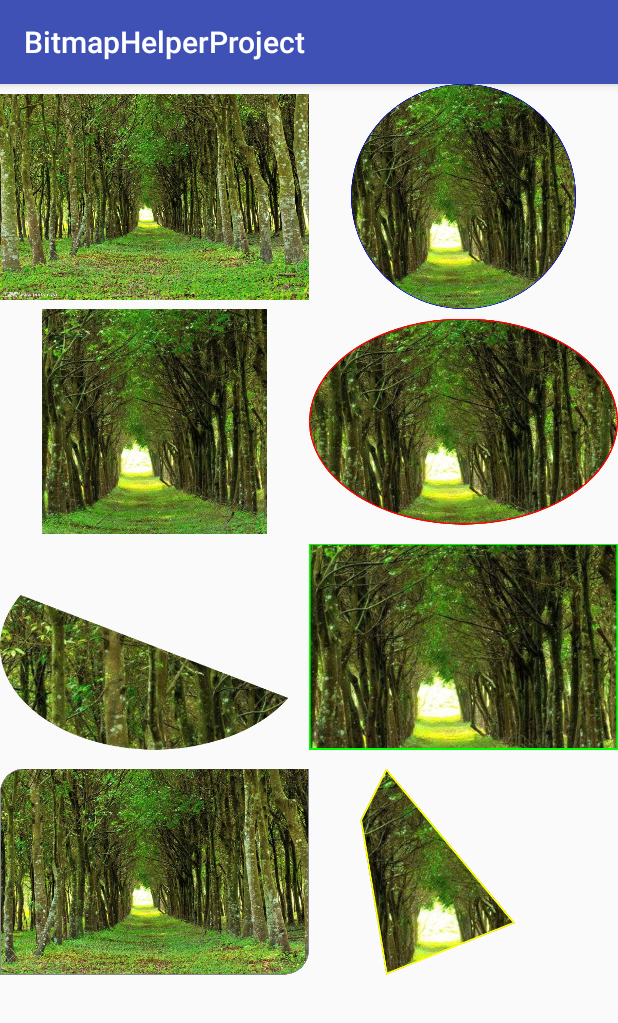
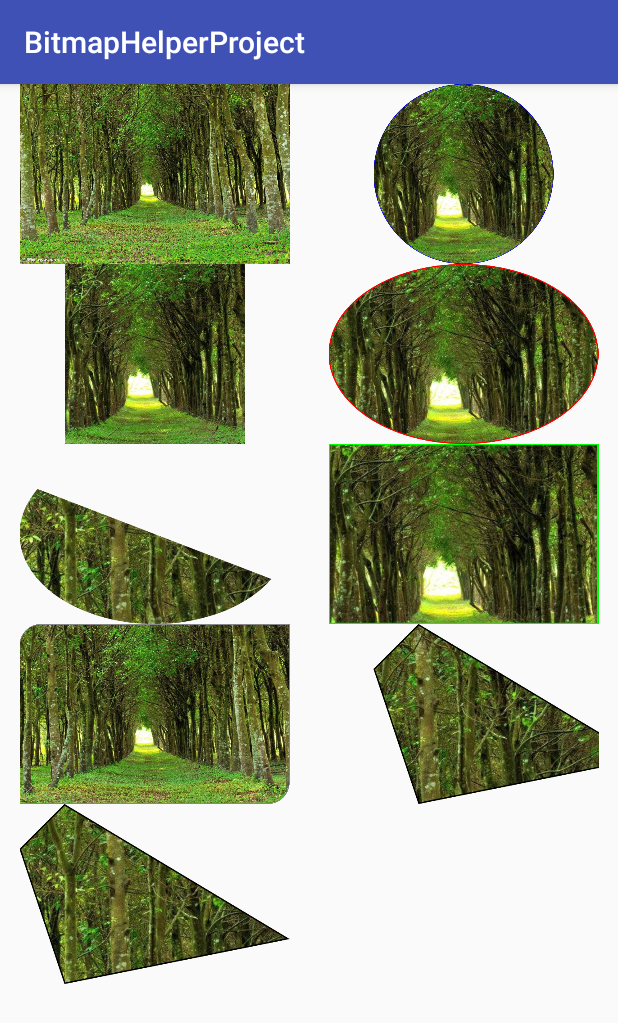
Before and after one commit to MingYueChunQiu/BitmapHelper, an Android app: the screen it shows after launch (MainActivity), on a phone screen of 412 x 824 dp. Shown: the top 1023 px of the screen. Run offline under Robolectric (Android 15) with nearby library versions, the phone set to English and light mode, and no system bars.

Commit message:
优化path裁剪显示

```diff
--- a/app/src/main/java/com/zhuolong/bitmaphelperproject/MainActivity.java
+++ b/app/src/main/java/com/zhuolong/bitmaphelperproject/MainActivity.java
@@ -46,13 +46,14 @@ public class MainActivity extends AppCompatActivity {
         list.add(helper.getBitmapRoundRectShapeImpl().clipRoundRectShapeInCenter(bitmap,
                 new float[]{100, 100, 0, 0, 100, 100, 0, 0}, 0.7f, option));
         Path path = new Path();
-        path.moveTo(150, 0);
-        path.lineTo(400, 300);
-        path.lineTo(150, 400);
+        path.moveTo(200, 0);
+        path.lineTo(700, 300);
+        path.lineTo(200, 400);
         path.lineTo(100, 100);
         path.close();
-        option.setStrokeColor(Color.YELLOW);
-        list.add(helper.getBitmapPathShapeImpl().clipPathShapeInCenter(bitmap, path, rect, option));
+        option.setStrokeColor(Color.BLACK);
+        list.add(helper.getBitmapPathShapeImpl().clipPathShape(bitmap, path, rect, false, option));
+        list.add(helper.getBitmapPathShapeImpl().clipPathShape(bitmap, path, rect, true, option));
         rvBitmaps.setAdapter(new BitmapRvAdapter(this, list));
     }
 }
--- a/app/src/main/res/layout/rv_bitmap_item.xml
+++ b/app/src/main/res/layout/rv_bitmap_item.xml
@@ -1,7 +1,7 @@
 <?xml version="1.0" encoding="utf-8"?>
 <android.support.constraint.ConstraintLayout xmlns:android="http://schemas.android.com/apk/res/android"
     android:layout_width="wrap_content"
-    android:layout_height="150dp">
+    android:layout_height="120dp">
 
     <android.support.v7.widget.AppCompatImageView
         android:id="@+id/iv_bitmap"
--- a/bitmaphelper/src/main/java/com/zhuolong/bitmaphelper/shape/path/BitmapPathShape.java
+++ b/bitmaphelper/src/main/java/com/zhuolong/bitmaphelper/shape/path/BitmapPathShape.java
@@ -5,6 +5,9 @@ import android.graphics.Canvas;
 import android.graphics.Paint;
 import android.graphics.Path;
 import android.graphics.Rect;
+import android.graphics.RectF;
+import android.util.Log;
+
 import com.zhuolong.bitmaphelper.shape.BitmapShapeOption;
 import com.zhuolong.bitmaphelper.util.BitmapUtils;
 
@@ -21,25 +24,28 @@ import com.zhuolong.bitmaphelper.util.BitmapUtils;
 public class BitmapPathShape implements BitmapPathShapeable {
 
     @Override
-    public Bitmap clipPathShapeInCenter(Bitmap srcBp, Path path, Rect rect, BitmapShapeOption option) {
-        return clipPathShape(srcBp, path, rect, true, option);
+    public Bitmap clipPathShapeInCenter(Bitmap srcBp, Path path, boolean isOffset, BitmapShapeOption option) {
+        return clipPathShape(srcBp, path, null, true, isOffset, option);
     }
 
     @Override
-    public Bitmap clipPathShape(Bitmap srcBp, Path path, Rect rect, BitmapShapeOption option) {
-        return clipPathShape(srcBp, path, rect, false, option);
+    public Bitmap clipPathShape(Bitmap srcBp, Path path, Rect rect, boolean isOffset, BitmapShapeOption option) {
+        return clipPathShape(srcBp, path, rect, false, isOffset, option);
     }
 
     /**
      * 裁剪任意路径图片
      *
      * @param srcBp      源图片
-     * @param path       裁剪的任意路径
+     * @param path       裁剪的任意路径（路径中最好X轴和Y轴有点在0处，否则显示path包裹的矩形时，path会偏移处矩形）
      * @param rect       任意路径所在矩形
      * @param isInCenter 是否是处于源图片中央
+     * @param isOffset   是否让path偏移，保证在包裹path的显示矩形里
+     * @param option     额外选项
      * @return 返回裁剪好的图片
      */
-    private Bitmap clipPathShape(Bitmap srcBp, Path path, Rect rect, boolean isInCenter, BitmapShapeOption option) {
+    private Bitmap clipPathShape(Bitmap srcBp, Path path, Rect rect, boolean isInCenter,
+                                 boolean isOffset, BitmapShapeOption option) {
         if (srcBp == null) {
             return null;
         }
@@ -47,9 +53,14 @@ public class BitmapPathShape implements BitmapPathShapeable {
         int height = srcBp.getHeight();
         int wideLength = width;
         int highLength = width;
-        if (rect != null) {
-            wideLength = rect.width();
-            highLength = rect.height();
+        if (path != null) {
+            RectF rectF = new RectF();
+            path.computeBounds(rectF, true);
+            wideLength = (int) rectF.width();
+            highLength = (int) rectF.height();
+            if (isOffset) {
+                path.offset(-rectF.left, -rectF.top);
+            }
         }
         Bitmap destBp = Bitmap.createBitmap(wideLength, highLength, Bitmap.Config.ARGB_8888);
         Canvas canvas = new Canvas(destBp);
--- a/bitmaphelper/src/main/java/com/zhuolong/bitmaphelper/shape/path/BitmapPathShapeable.java
+++ b/bitmaphelper/src/main/java/com/zhuolong/bitmaphelper/shape/path/BitmapPathShapeable.java
@@ -20,22 +20,23 @@ public interface BitmapPathShapeable {
     /**
      * 裁剪任意路径图片，以源图片中心点为裁剪图片中点
      *
-     * @param srcBp  源图片
-     * @param path   裁剪的任意路径
-     * @param rect   裁剪图形所在矩形
-     * @param option 额外选项
+     * @param srcBp    源图片
+     * @param path     裁剪的任意路径
+     * @param isOffset 是否让path偏移，保证在包裹path的显示矩形里
+     * @param option   额外选项
      * @return 返回裁剪好的图片
      */
-    Bitmap clipPathShapeInCenter(Bitmap srcBp, Path path, Rect rect, BitmapShapeOption option);
+    Bitmap clipPathShapeInCenter(Bitmap srcBp, Path path, boolean isOffset, BitmapShapeOption option);
 
     /**
      * 裁剪任意路径图片
      *
-     * @param srcBp  源图片
-     * @param path   裁剪的任意路径
-     * @param rect   裁剪图形所在矩形
-     * @param option 额外选项
+     * @param srcBp    源图片
+     * @param path     裁剪的任意路径
+     * @param rect     裁剪图形所在矩形
+     * @param isOffset 是否让path偏移，保证在包裹path的显示矩形里
+     * @param option   额外选项
      * @return 返回裁剪好的图片
      */
-    Bitmap clipPathShape(Bitmap srcBp, Path path, Rect rect, BitmapShapeOption option);
+    Bitmap clipPathShape(Bitmap srcBp, Path path, Rect rect, boolean isOffset, BitmapShapeOption option);
 }
```
